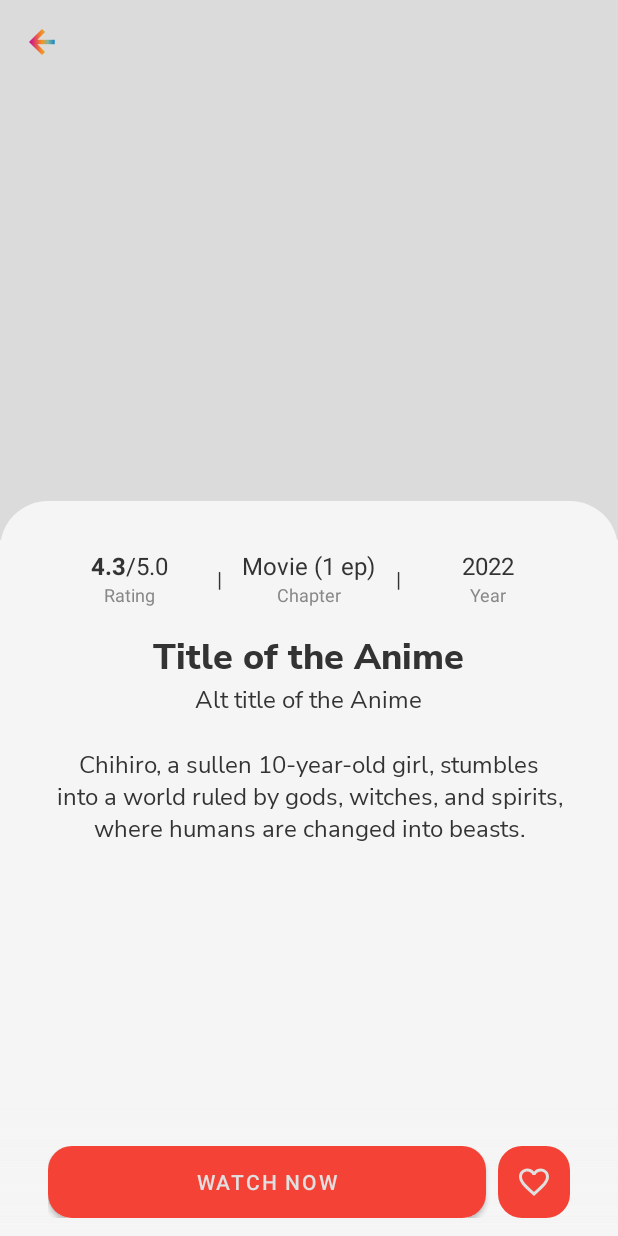
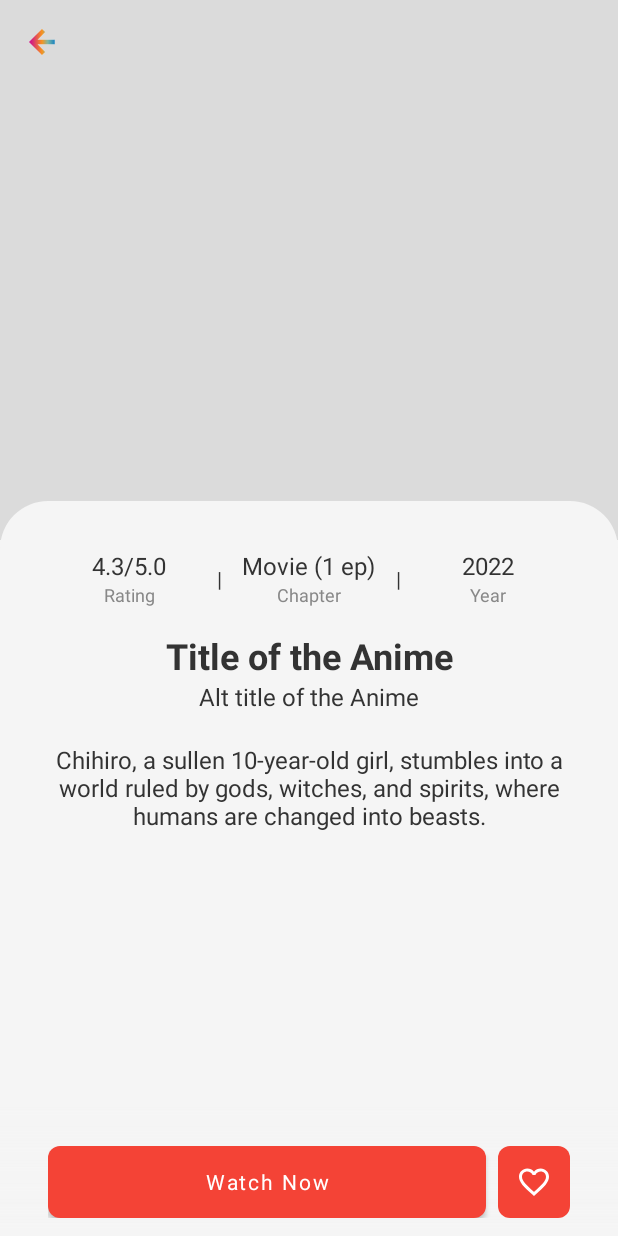
Before and after one commit to wildanasyrof/D-Stream, an Android app: the OverviewFragment screen opened directly, with no data from a screen before it, on a phone screen of 412 x 824 dp. Run offline under Robolectric (Android 15) with nearby library versions, the light colour scheme and no system bars; our stand-ins replace Dagger/Hilt's generated code, paging; libraries missing offline, so code that uses them is left out: jp.wasabeef.glide; network calls fail; pictures from the network do not load.

Commit message:
Change font family

```diff
--- a/app/src/main/res/drawable/style_button.xml
+++ b/app/src/main/res/drawable/style_button.xml
@@ -2,13 +2,13 @@
 <selector xmlns:android="http://schemas.android.com/apk/res/android">
     <item android:state_pressed="true">
         <shape>
-            <solid android:color="@color/button_background" />
+            <solid android:color="@color/primary_variant" />
             <corners android:radius="?attr/cornerRadiusMedium"/>
         </shape>
     </item>
     <item>
         <shape>
-            <solid android:color="@color/button_pressed" />
+            <solid android:color="@color/primary" />
             <corners android:radius="?attr/cornerRadiusMedium"/>
         </shape>
     </item>
--- a/app/src/main/res/drawable/style_button2.xml
+++ b/app/src/main/res/drawable/style_button2.xml
@@ -2,14 +2,14 @@
 <selector xmlns:android="http://schemas.android.com/apk/res/android">
     <item android:state_pressed="true">
         <shape>
-            <solid android:color="@color/accent" />
-            <corners android:radius="16dp"/>
+            <solid android:color="@color/primary_variant" />
+            <corners android:radius="?attr/cornerRadiusExtraLarge"/>
         </shape>
     </item>
     <item>
         <shape>
             <solid android:color="@color/accent" />
-            <corners android:radius="16dp"/>
+            <corners android:radius="?attr/cornerRadiusExtraLarge"/>
         </shape>
     </item>
 </selector>
--- a/app/src/main/res/layout/fragment_home.xml
+++ b/app/src/main/res/layout/fragment_home.xml
@@ -129,6 +129,7 @@
                 android:text="@string/home_tv_trending"
                 android:textSize="@dimen/text_md"
                 android:textStyle="bold"
+                android:textColor="@color/text_primary"
                 android:paddingHorizontal="@dimen/spacing_sm"
                 android:paddingVertical="@dimen/spacing_xs"/>
 
@@ -152,6 +153,7 @@
                 android:text="@string/home_tv_new_release"
                 android:textSize="@dimen/text_md"
                 android:textStyle="bold"
+                android:textColor="@color/text_primary"
                 android:paddingHorizontal="@dimen/spacing_sm"
                 android:paddingVertical="@dimen/spacing_xs"/>
 
@@ -175,6 +177,7 @@
                 android:text="@string/home_tv_recommended"
                 android:textSize="@dimen/text_md"
                 android:textStyle="bold"
+                android:textColor="@color/text_primary"
                 android:paddingHorizontal="@dimen/spacing_sm"
                 android:paddingVertical="@dimen/spacing_xs"/>
 
--- a/app/src/main/res/layout/fragment_overview.xml
+++ b/app/src/main/res/layout/fragment_overview.xml
@@ -50,8 +50,7 @@
                             android:layout_height="wrap_content"
                             android:text="@string/placeholder_value_rating1"
                             android:textColor="@color/text_primary"
-                            android:textSize="@dimen/text_md"
-                            android:textStyle="bold" />
+                            android:textSize="@dimen/text_md"/>
 
                         <TextView
                             android:id="@+id/tv_imdb_rating"
@@ -157,10 +156,10 @@
                 android:layout_width="wrap_content"
                 android:layout_height="wrap_content"
                 android:layout_marginTop="16dp"
-                android:fontFamily="@font/fo_nunito_sans_extra_bold"
                 android:text="@string/anime_title"
                 android:textColor="@color/text_primary"
                 android:textSize="24sp"
+                android:textStyle="bold"
                 android:gravity="center"/>
 
             <TextView
@@ -168,7 +167,6 @@
                 android:layout_width="wrap_content"
                 android:layout_height="wrap_content"
                 android:layout_marginBottom="4dp"
-                android:fontFamily="@font/fo_nunito_sans_reguler"
                 android:text="@string/anime_alt_title"
                 android:textSize="16sp"
                 android:textColor="@color/text_primary"
@@ -179,7 +177,6 @@
 <!--                android:id="@+id/tv_studio"-->
 <!--                android:layout_width="wrap_content"-->
 <!--                android:layout_height="wrap_content"-->
-<!--                android:fontFamily="@font/fo_nunito_sans_light"-->
 <!--                android:text="@string/placeholder_value_studio"-->
 <!--                android:textColor="@color/text_primary"-->
 <!--                android:textSize="16sp"-->
@@ -200,7 +197,6 @@
                 android:layout_width="match_parent"
                 android:layout_height="wrap_content"
                 android:layout_marginTop="8dp"
-                android:fontFamily="@font/fo_nunito_sans_reguler"
                 android:paddingBottom="12dp"
                 android:text="Chihiro, a sullen 10-year-old girl, stumbles into a world ruled by gods, witches, and spirits, where humans are changed into beasts."
                 android:textColor="@color/text_primary"
@@ -240,19 +236,20 @@
             android:layout_height="48dp"
             android:layout_weight="1"
             android:layout_marginEnd="8dp"
-            android:background="@drawable/style_button2"
-            android:text="Watch Now"
-            android:textColor="@color/divider"
+            android:background="@drawable/style_button"
+            android:text="@string/detail_button_watch_now"
+            android:textAllCaps="false"
+            android:textColor="@android:color/white"
             android:gravity="center"/>
 
         <ImageButton
             android:id="@+id/btn_favourite"
             android:layout_width="48dp"
             android:layout_height="48dp"
-            android:background="@drawable/style_button2"
+            android:background="@drawable/style_button"
             android:contentDescription="Favourite"
             android:padding="12dp"
             android:src="@drawable/ic_favourite_border"
-            app:tint="@color/divider"/>
+            app:tint="@android:color/white"/>
     </LinearLayout>
 </androidx.constraintlayout.widget.ConstraintLayout>
--- a/app/src/main/res/layout/item_banner.xml
+++ b/app/src/main/res/layout/item_banner.xml
@@ -44,8 +44,8 @@
             style="@style/TextViewStyle"
             android:layout_width="match_parent"
             android:layout_height="wrap_content"
-            android:fontFamily="@font/fo_nunito_sans_extra_bold"
             android:text="@string/anime_title"
+            android:textStyle="bold"
             android:textSize="@dimen/text_lg"
             android:textColor="@color/divider"
             android:layout_marginHorizontal="@dimen/spacing_lg"
--- a/app/src/main/res/layout/item_category.xml
+++ b/app/src/main/res/layout/item_category.xml
@@ -23,11 +23,11 @@
             style="@style/TextViewStyle"
             android:layout_width="wrap_content"
             android:layout_height="wrap_content"
-            android:fontFamily="@font/fo_nunito_sans_reguler"
             android:gravity="center"
             android:text="@string/tv_item_category"
             android:textSize="@dimen/text_sm"
             android:textStyle="bold"
+            android:textColor="@color/text_primary"
             app:layout_constraintBottom_toBottomOf="parent"
             app:layout_constraintEnd_toEndOf="parent"
             app:layout_constraintStart_toStartOf="parent"
--- a/app/src/main/res/values-night/themes.xml
+++ b/app/src/main/res/values-night/themes.xml
@@ -67,13 +67,11 @@
 
     <style name="TabLayoutTextAppearance.Selected" parent="TextAppearance.Design.Tab">
         <item name="textAllCaps">false</item>
-        <item name="android:fontFamily">@font/fo_nunito_sans_extra_bold</item>
     </style>
 
     <style name="TabLayoutTextAppearance" parent="TextAppearance.Design.Tab">
         <item name="android:textSize">16sp</item>
         <item name="textAllCaps">false</item>
-        <item name="android:fontFamily">@font/fo_nunito_sans_light</item>
     </style>
 
     <style name="Theme.DS" parent="Base.Theme.DS" />
--- a/app/src/main/res/values/colors.xml
+++ b/app/src/main/res/values/colors.xml
@@ -2,7 +2,7 @@
 <resources>
     <!-- Primary brand colors -->
     <color name="primary">#F44336</color>
-    <color name="primary_variant">#F44336</color>
+    <color name="primary_variant">#FF7368</color>
     <color name="accent">#F44336</color>
 
     <!-- Status colors -->
@@ -55,5 +55,5 @@
     <color name="indicator_pending">#ffa500</color>
 
     <!-- Overlay colors -->
-    <color name="overlay_light">#CCffffff</color>
+    <color name="overlay_light">#66FFFFFF</color>
 </resources>
--- a/app/src/main/res/values/strings.xml
+++ b/app/src/main/res/values/strings.xml
@@ -76,4 +76,5 @@
     <string name="banner_btn_watch">Watch</string>
     <string name="banner_btn_anime_detail">Anime Detail</string>
     <string name="anime_list_toolbar_title">Trending</string>
+    <string name="detail_button_watch_now">Watch Now</string>
 </resources>
--- a/app/src/main/res/values/themes.xml
+++ b/app/src/main/res/values/themes.xml
@@ -28,6 +28,9 @@
         <item name="cornerRadiusMedium">8dp</item>
         <item name="cornerRadiusLarge">16dp</item>
         <item name="cornerRadiusExtraLarge">32dp</item>
+
+        <item name="fontFamily">sans-serif</item>
+        <item name="android:fontFamily">sans-serif</item>
     </style>
 
     <!-- Button styles -->
@@ -68,13 +71,11 @@
 
     <style name="TabLayoutTextAppearance.Selected" parent="TextAppearance.Design.Tab">
         <item name="textAllCaps">false</item>
-        <item name="android:fontFamily">@font/fo_nunito_sans_extra_bold</item>
     </style>
 
     <style name="TabLayoutTextAppearance" parent="TextAppearance.Design.Tab">
         <item name="android:textSize">16sp</item>
         <item name="textAllCaps">false</item>
-        <item name="android:fontFamily">@font/fo_nunito_sans_light</item>
     </style>
 
     <style name="Theme.DS" parent="Base.Theme.DS" />
```
Also changed, not shown: app/src/main/java/com/wldnasyrf/ds/ui/login/LoginActivity.kt (+16 -9 lines), app/src/main/res/layout/activity_login.xml (+14 -12 lines), app/src/main/res/layout/fragment_profile.xml (+7 -12 lines).
